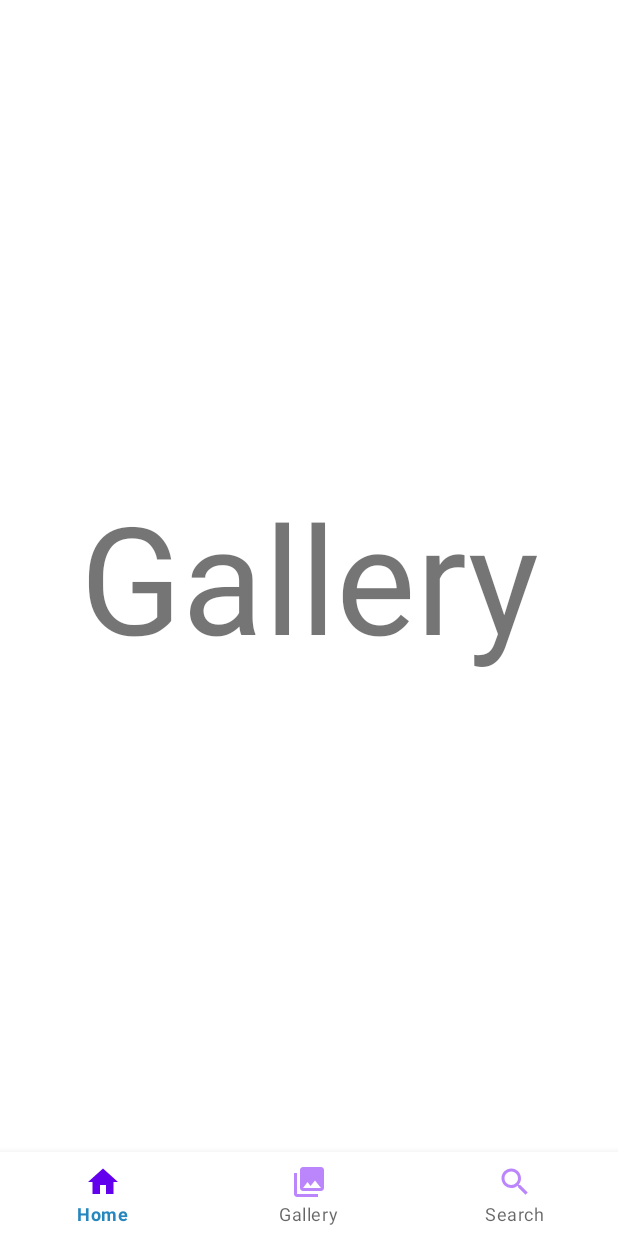
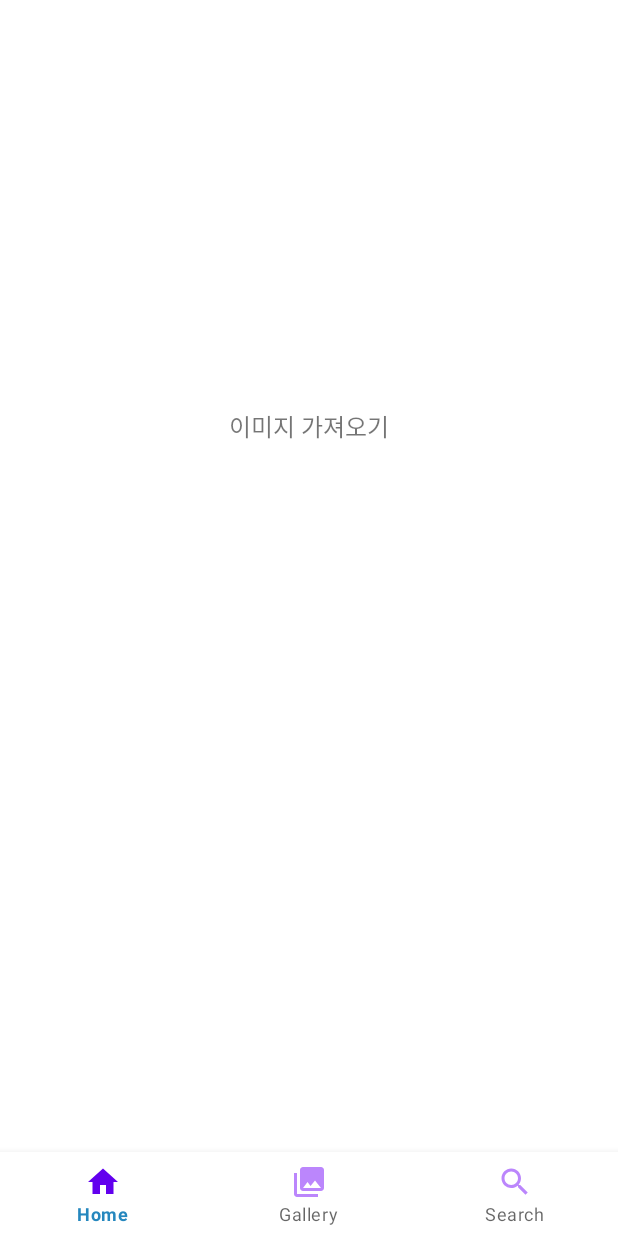
Before and after one commit to IN-SOPT-ANDROID/taehee-lee, an Android app: the fragment GalleryFragment placed in its activity, item 2 of the bottom bar chosen, on a phone screen of 412 x 824 dp. Run offline under Robolectric (Android 15) with nearby library versions, the phone set to English and light mode, and no system bars; libraries missing offline, so code that uses them is left out: com.jakewharton.retrofit2; network calls fail.

```diff
--- a/app/src/main/AndroidManifest.xml
+++ b/app/src/main/AndroidManifest.xml
@@ -3,6 +3,8 @@
     xmlns:tools="http://schemas.android.com/tools">
 
     <uses-permission android:name="android.permission.INTERNET" />
+    //외부 sd카드 접근 권한
+    <uses-permission android:name="android.permission.READ_EXTERNAL_STORAGE" />
     <application
         android:allowBackup="true"
         android:dataExtractionRules="@xml/data_extraction_rules"
--- a/app/src/main/java/org/sopt/androidpractice/home/HomeFragment.kt
+++ b/app/src/main/java/org/sopt/androidpractice/home/HomeFragment.kt
@@ -36,7 +36,7 @@ class HomeFragment : Fragment() {
         initAdapter()
     }
 
-    fun initAdapter(){
+    private fun initAdapter(){
         userService.getUser().enqueue(object : Callback<ResponseUserDto> {
             override fun onResponse(
                 call: Call<ResponseUserDto>,
--- a/app/src/main/res/layout/fragment_gallery.xml
+++ b/app/src/main/res/layout/fragment_gallery.xml
@@ -7,13 +7,36 @@
     android:layout_height="match_parent"
     >
 
+    <ImageView
+        android:id="@+id/img_sample"
+        android:layout_width="120dp"
+        android:layout_height="0dp"
+        app:layout_constraintDimensionRatio="1"
+        android:layout_marginTop="120dp"
+        app:layout_constraintEnd_toEndOf="parent"
+        app:layout_constraintStart_toStartOf="parent"
+        app:layout_constraintTop_toTopOf="parent" />
+
+    <ImageView
+        android:id="@+id/img_sample2"
+        android:layout_width="120dp"
+        android:layout_height="0dp"
+        app:layout_constraintDimensionRatio="1"
+        android:layout_marginTop="32dp"
+        app:layout_constraintEnd_toEndOf="parent"
+        app:layout_constraintStart_toStartOf="parent"
+        app:layout_constraintTop_toBottomOf="@+id/btn_image" />
+
     <TextView
-        android:id="@+id/txt_gallery"
-        android:layout_width="match_parent"
-        android:layout_height="match_parent"
+        android:id="@+id/btn_image"
+        android:layout_width="wrap_content"
+        android:layout_height="wrap_content"
         android:gravity="center"
-        android:text="Gallery"
-        android:textSize="100sp"
-        />
+        android:text="이미지 가져오기"
+        android:layout_marginTop="32dp"
+        android:textSize="16dp"
+        app:layout_constraintEnd_toEndOf="@+id/img_sample"
+        app:layout_constraintStart_toStartOf="@+id/img_sample"
+        app:layout_constraintTop_toBottomOf="@+id/img_sample" />
 
 </androidx.constraintlayout.widget.ConstraintLayout>
```
Also changed, not shown: app/build.gradle (+5 -2 lines), app/src/main/java/org/sopt/androidpractice/signup/SignUpActivity.kt (+20 -39 lines), app/src/main/java/org/sopt/androidpractice/signup/SignUpViewModel.kt (+31 -2 lines), app/src/main/res/layout/activity_sign_up.xml (+7 -7 lines).
